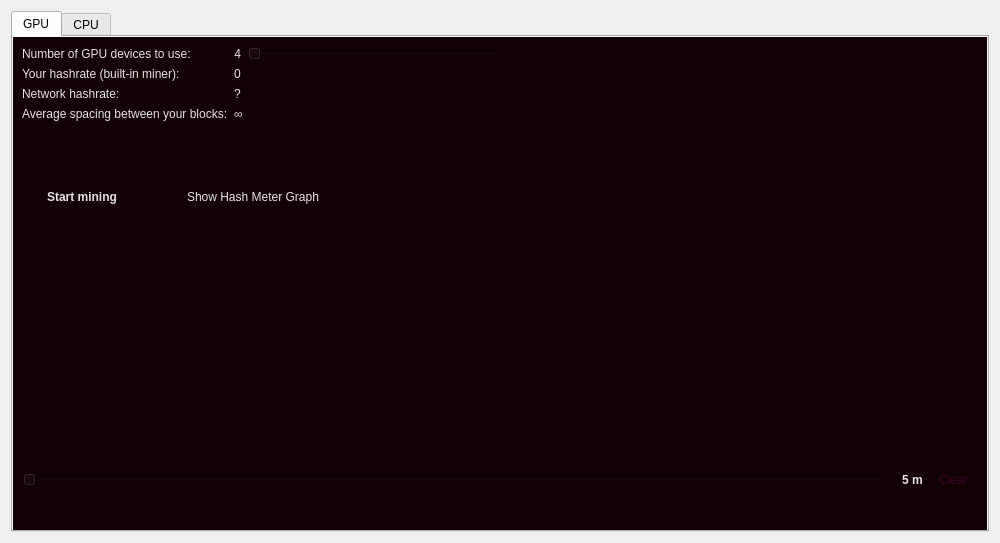
Old version of the form src/qt/forms/miningpage.ui in the repository Zero-Dynamics/cash-core.
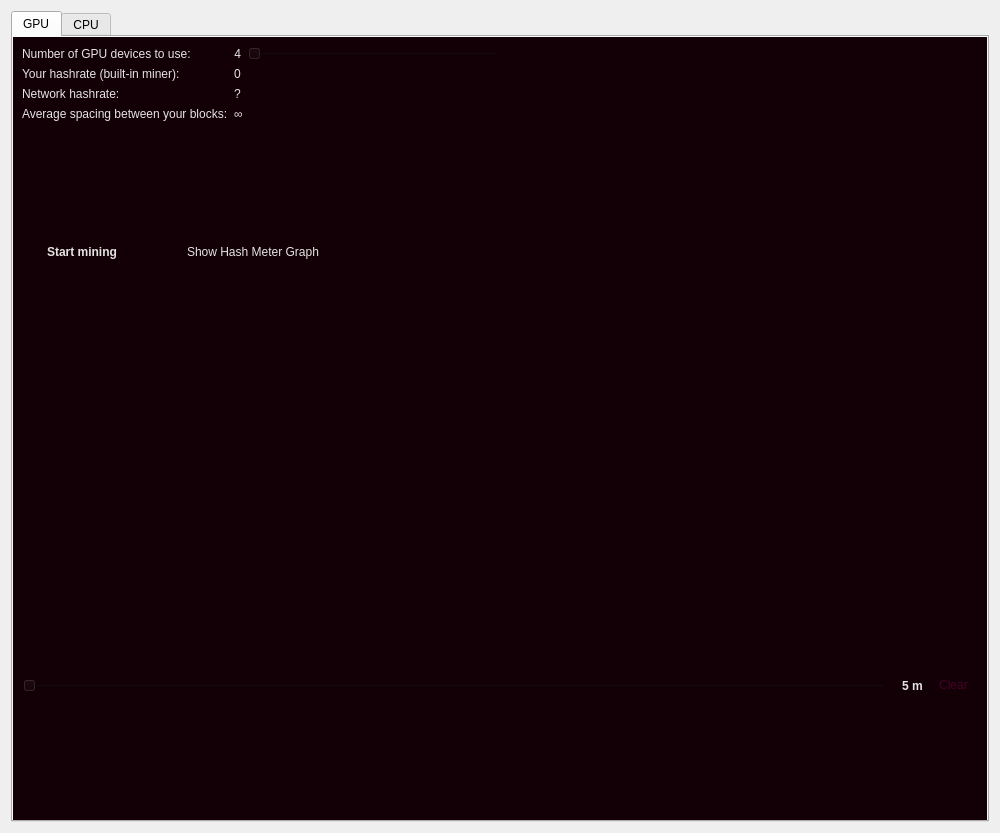
New version of the form. Icons and pictures are not drawn. Custom widgets are drawn as their Qt base class.

Commit message: Change window size

```diff
--- a/src/qt/forms/miningpage.ui
+++ b/src/qt/forms/miningpage.ui
@@ -7,7 +7,7 @@
     <x>0</x>
     <y>0</y>
     <width>1000</width>
-    <height>543</height>
+    <height>833</height>
    </rect>
   </property>
   <property name="windowTitle">
```
The commit also changes 7 other files.
